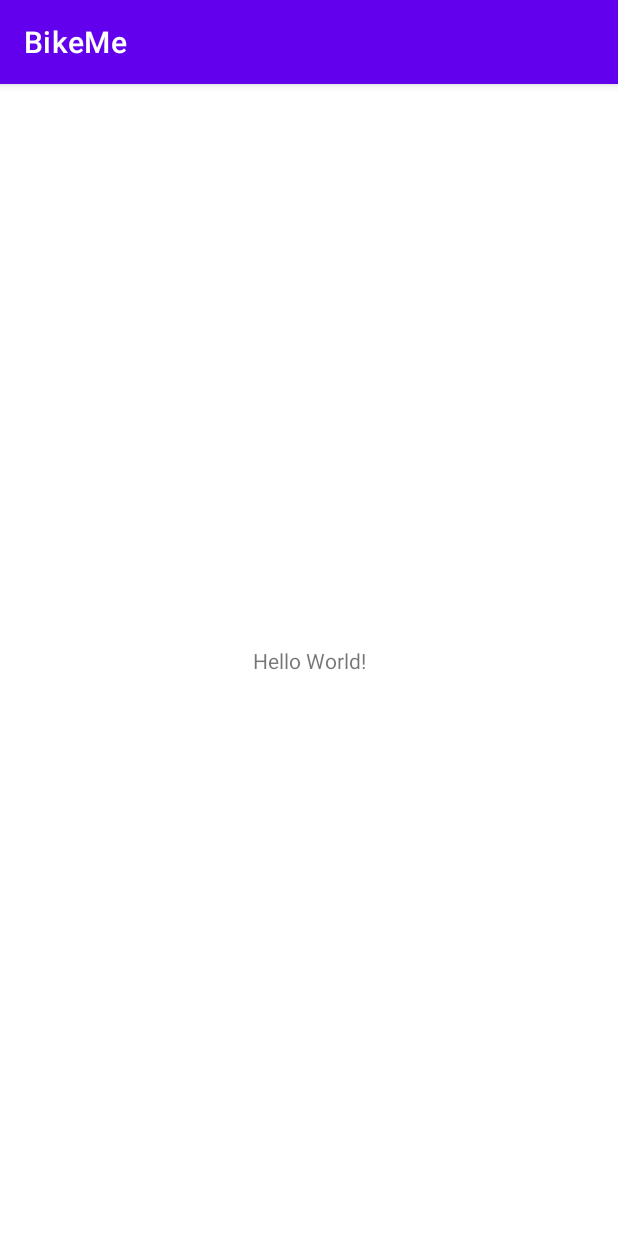
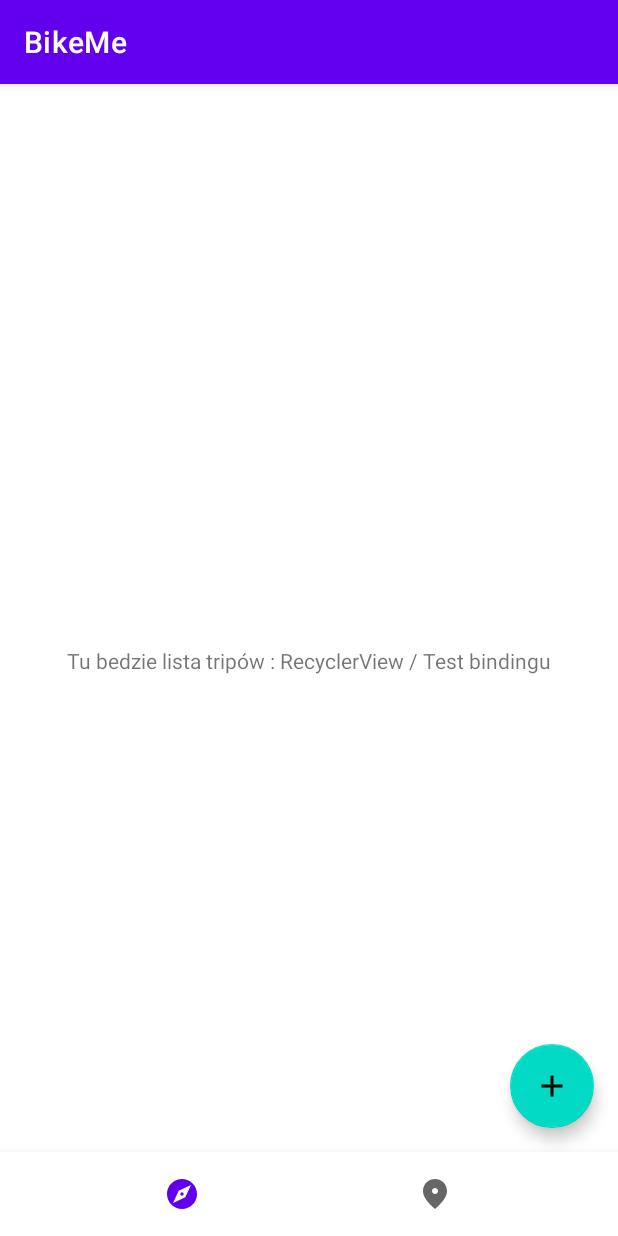
Before and after one commit to Lum3nn/BikeMe, an Android app: the screen it shows after launch (MainActivity), on a phone screen of 412 x 824 dp. Run offline under Robolectric (Android 15) with nearby library versions, the phone set to English and light mode, and no system bars; our stand-ins replace navigation-ui.

Commit message:
Konfiguracja projektu i stworzenie pustych plikow

```diff
--- a/app/src/main/java/com/lumen/bikeme/MainActivity.kt
+++ b/app/src/main/java/com/lumen/bikeme/MainActivity.kt
@@ -2,10 +2,31 @@ package com.lumen.bikeme
 
 import androidx.appcompat.app.AppCompatActivity
 import android.os.Bundle
+import androidx.navigation.NavController
+import androidx.navigation.fragment.NavHostFragment
+import androidx.navigation.ui.AppBarConfiguration
+import androidx.navigation.ui.setupActionBarWithNavController
 
 class MainActivity : AppCompatActivity() {
+    private val navController: NavController
+        get() {
+            val navHostFragment =
+                supportFragmentManager.findFragmentById(R.id.nav_host_fragment) as NavHostFragment
+            return navHostFragment.navController
+        }
+
     override fun onCreate(savedInstanceState: Bundle?) {
         super.onCreate(savedInstanceState)
         setContentView(R.layout.activity_main)
+        setupNavigation()
+    }
+
+    override fun onSupportNavigateUp(): Boolean {
+        return navController.navigateUp() || super.onSupportNavigateUp()
+    }
+
+    private fun setupNavigation() {
+        val appBarConfiguration = AppBarConfiguration(navController.graph)
+        setupActionBarWithNavController(navController, appBarConfiguration)
     }
 }
--- /dev/null
+++ b/app/src/main/java/com/lumen/bikeme/TripsFormViewModel.kt
@@ -0,0 +1,6 @@
+package com.lumen.bikeme
+
+import androidx.lifecycle.ViewModel
+
+class TripsFormViewModel : ViewModel() {
+}
--- /dev/null
+++ b/app/src/main/java/com/lumen/bikeme/TripsListFragment.kt
@@ -0,0 +1,42 @@
+package com.lumen.bikeme
+
+import android.os.Bundle
+import android.view.LayoutInflater
+import android.view.View
+import android.view.ViewGroup
+import androidx.fragment.app.Fragment
+import androidx.fragment.app.viewModels
+import androidx.navigation.fragment.findNavController
+import com.lumen.bikeme.databinding.TripsListFragmentBinding
+
+class TripsListFragment : Fragment() {
+
+    private var _binding: TripsListFragmentBinding? = null
+    private val binding get() = _binding!!
+    private val viewModel: TripsListViewModel by viewModels()
+
+    override fun onCreateView(
+        inflater: LayoutInflater,
+        container: ViewGroup?,
+        savedInstanceState: Bundle?
+    ): View? {
+        _binding = TripsListFragmentBinding.inflate(inflater, container, false)
+        return _binding?.root
+    }
+
+    override fun onViewCreated(view: View, savedInstanceState: Bundle?) {
+        super.onViewCreated(view, savedInstanceState)
+
+        binding.tripsListInfo.text = "Tu bedzie lista tripów : RecyclerView / Test bindingu"
+        binding.floatingActionButton.setOnClickListener {
+            val action =
+                TripsListFragmentDirections.actionTripsListFragmentToTripsFormFragment()
+            findNavController().navigate(action)
+        }
+    }
+
+    override fun onDestroyView() {
+        super.onDestroyView()
+        _binding = null
+    }
+}
--- /dev/null
+++ b/app/src/main/res/drawable/edit_text_border.xml
@@ -0,0 +1,6 @@
+<?xml version="1.0" encoding="utf-8"?>
+<shape xmlns:android="http://schemas.android.com/apk/res/android">
+    <stroke
+        android:width="1dp"
+        android:color="@color/black" />
+</shape>
--- /dev/null
+++ b/app/src/main/res/drawable/ic_baseline_add_24.xml
@@ -0,0 +1,10 @@
+<vector xmlns:android="http://schemas.android.com/apk/res/android"
+    android:width="24dp"
+    android:height="24dp"
+    android:viewportWidth="24"
+    android:viewportHeight="24"
+    android:tint="?attr/colorControlNormal">
+  <path
+      android:fillColor="@android:color/white"
+      android:pathData="M19,13h-6v6h-2v-6H5v-2h6V5h2v6h6v2z"/>
+</vector>
--- /dev/null
+++ b/app/src/main/res/drawable/ic_baseline_explore_24.xml
@@ -0,0 +1,10 @@
+<vector xmlns:android="http://schemas.android.com/apk/res/android"
+    android:width="24dp"
+    android:height="24dp"
+    android:viewportWidth="24"
+    android:viewportHeight="24"
+    android:tint="?attr/colorControlNormal">
+  <path
+      android:fillColor="@android:color/white"
+      android:pathData="M12,10.9c-0.61,0 -1.1,0.49 -1.1,1.1s0.49,1.1 1.1,1.1c0.61,0 1.1,-0.49 1.1,-1.1s-0.49,-1.1 -1.1,-1.1zM12,2C6.48,2 2,6.48 2,12s4.48,10 10,10 10,-4.48 10,-10S17.52,2 12,2zM14.19,14.19L6,18l3.81,-8.19L18,6l-3.81,8.19z"/>
+</vector>
--- /dev/null
+++ b/app/src/main/res/drawable/ic_baseline_fmd_good_24.xml
@@ -0,0 +1,10 @@
+<vector xmlns:android="http://schemas.android.com/apk/res/android"
+    android:width="24dp"
+    android:height="24dp"
+    android:viewportWidth="24"
+    android:viewportHeight="24"
+    android:tint="?attr/colorControlNormal">
+  <path
+      android:fillColor="@android:color/white"
+      android:pathData="M12,2c-4.2,0 -8,3.22 -8,8.2c0,3.32 2.67,7.25 8,11.8c5.33,-4.55 8,-8.48 8,-11.8C20,5.22 16.2,2 12,2zM12,12c-1.1,0 -2,-0.9 -2,-2c0,-1.1 0.9,-2 2,-2c1.1,0 2,0.9 2,2C14,11.1 13.1,12 12,12z"/>
+</vector>
--- a/app/src/main/res/layout/activity_main.xml
+++ b/app/src/main/res/layout/activity_main.xml
@@ -6,13 +6,15 @@
     android:layout_height="match_parent"
     tools:context=".MainActivity">
 
-    <TextView
-        android:layout_width="wrap_content"
-        android:layout_height="wrap_content"
-        android:text="Hello World!"
-        app:layout_constraintBottom_toBottomOf="parent"
-        app:layout_constraintLeft_toLeftOf="parent"
-        app:layout_constraintRight_toRightOf="parent"
-        app:layout_constraintTop_toTopOf="parent" />
+    <androidx.fragment.app.FragmentContainerView
+        android:id="@+id/nav_host_fragment"
+        android:name="androidx.navigation.fragment.NavHostFragment"
+        android:layout_width="0dp"
+        android:layout_height="match_parent"
+        app:defaultNavHost="true"
+        app:layout_constraintEnd_toEndOf="parent"
+        app:layout_constraintStart_toStartOf="parent"
+        app:layout_constraintTop_toTopOf="parent"
+        app:navGraph="@navigation/nav_graph" />
 
 </androidx.constraintlayout.widget.ConstraintLayout>
--- /dev/null
+++ b/app/src/main/res/layout/trips_list_fragment.xml
@@ -0,0 +1,43 @@
+<?xml version="1.0" encoding="utf-8"?>
+<!--<RelativeLayout xmlns:android="http://schemas.android.com/apk/res/android"-->
+<!--    xmlns:app="http://schemas.android.com/apk/res-auto"-->
+<!--    xmlns:tools="http://schemas.android.com/tools"-->
+<!--    android:layout_width="match_parent"-->
+<!--    android:layout_height="match_parent">-->
+<androidx.constraintlayout.widget.ConstraintLayout xmlns:android="http://schemas.android.com/apk/res/android"
+    xmlns:app="http://schemas.android.com/apk/res-auto"
+    xmlns:tools="http://schemas.android.com/tools"
+    android:animateLayoutChanges="true"
+    android:layout_width="match_parent"
+    android:layout_height="match_parent">
+
+    <TextView
+        android:id="@+id/tripsListInfo"
+        android:layout_width="wrap_content"
+        android:layout_height="wrap_content"
+        app:layout_constraintBottom_toBottomOf="parent"
+        app:layout_constraintStart_toStartOf="parent"
+        app:layout_constraintTop_toTopOf="parent"
+        app:layout_constraintEnd_toEndOf="parent"
+        android:text="Tu bedzie lista tripów : RecyclerView" />
+
+    <com.google.android.material.bottomnavigation.BottomNavigationView
+        android:id="@+id/bottom_navigation"
+        android:layout_width="match_parent"
+        android:layout_height="wrap_content"
+        app:layout_constraintBottom_toBottomOf="parent"
+        app:labelVisibilityMode="unlabeled"
+        app:menu="@menu/bottom_navigation_menu" />
+
+    <com.google.android.material.floatingactionbutton.FloatingActionButton
+        android:id="@+id/floating_action_button"
+        android:layout_width="wrap_content"
+        android:layout_height="wrap_content"
+        android:layout_margin="16dp"
+        app:layout_constraintBottom_toTopOf="@+id/bottom_navigation"
+        app:layout_constraintEnd_toEndOf="parent"
+        app:srcCompat="@drawable/ic_baseline_add_24" />
+</androidx.constraintlayout.widget.ConstraintLayout>
+
+
+<!--</RelativeLayout>-->
--- /dev/null
+++ b/app/src/main/res/menu/bottom_navigation_menu.xml
@@ -0,0 +1,11 @@
+<?xml version="1.0" encoding="utf-8"?>
+<menu xmlns:android="http://schemas.android.com/apk/res/android">
+    <item
+        android:id="@+id/explore"
+        android:icon="@drawable/ic_baseline_explore_24"
+        android:title="Explore" />
+    <item
+        android:id="@+id/maps"
+        android:icon="@drawable/ic_baseline_fmd_good_24"
+        android:title="Maps" />
+</menu>
--- /dev/null
+++ b/app/src/main/res/navigation/nav_graph.xml
@@ -0,0 +1,19 @@
+<?xml version="1.0" encoding="utf-8"?>
+<navigation xmlns:android="http://schemas.android.com/apk/res/android"
+    xmlns:app="http://schemas.android.com/apk/res-auto"
+    android:id="@+id/nav_graph"
+    app:startDestination="@id/tripsListFragment">
+
+    <fragment
+        android:id="@+id/tripsListFragment"
+        android:name="com.lumen.bikeme.TripsListFragment"
+        android:label="BikeMe">
+        <action
+            android:id="@+id/action_tripsListFragment_to_tripsFormFragment"
+            app:destination="@id/tripsFormFragment" />
+    </fragment>
+    <fragment
+        android:id="@+id/tripsFormFragment"
+        android:name="com.lumen.bikeme.TripsFormFragment"
+        android:label="BikeMe" />
+</navigation>
--- a/build.gradle
+++ b/build.gradle
@@ -7,6 +7,7 @@ buildscript {
     dependencies {
         classpath "com.android.tools.build:gradle:7.0.4"
         classpath "org.jetbrains.kotlin:kotlin-gradle-plugin:1.6.10"
+        classpath "androidx.navigation:navigation-safe-args-gradle-plugin:2.3.5"
 
         // NOTE: Do not place your application dependencies here; they belong
         // in the individual module build.gradle files
```
Also changed, not shown: app/build.gradle (+35 -0 lines), app/src/main/java/com/lumen/bikeme/TripsFormFragment.kt (added, +64 -0 lines), app/src/main/java/com/lumen/bikeme/TripsListViewModel.kt (added, +7 -0 lines), app/src/main/res/layout/trips_form_fragment.xml (added, +70 -0 lines).
